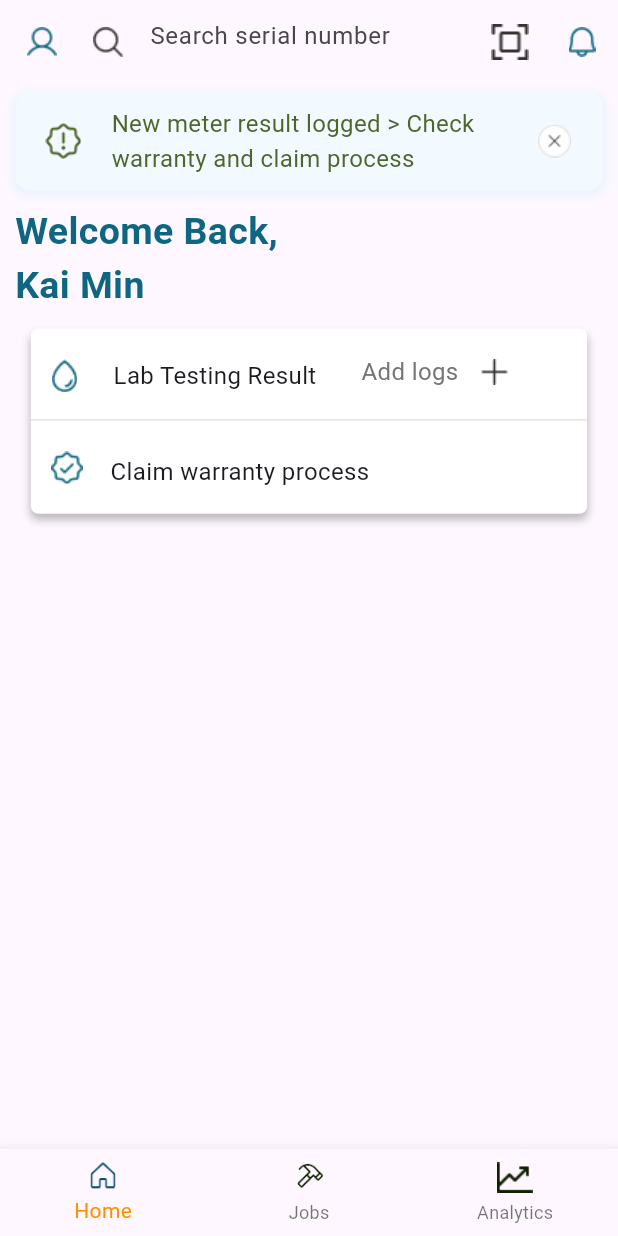
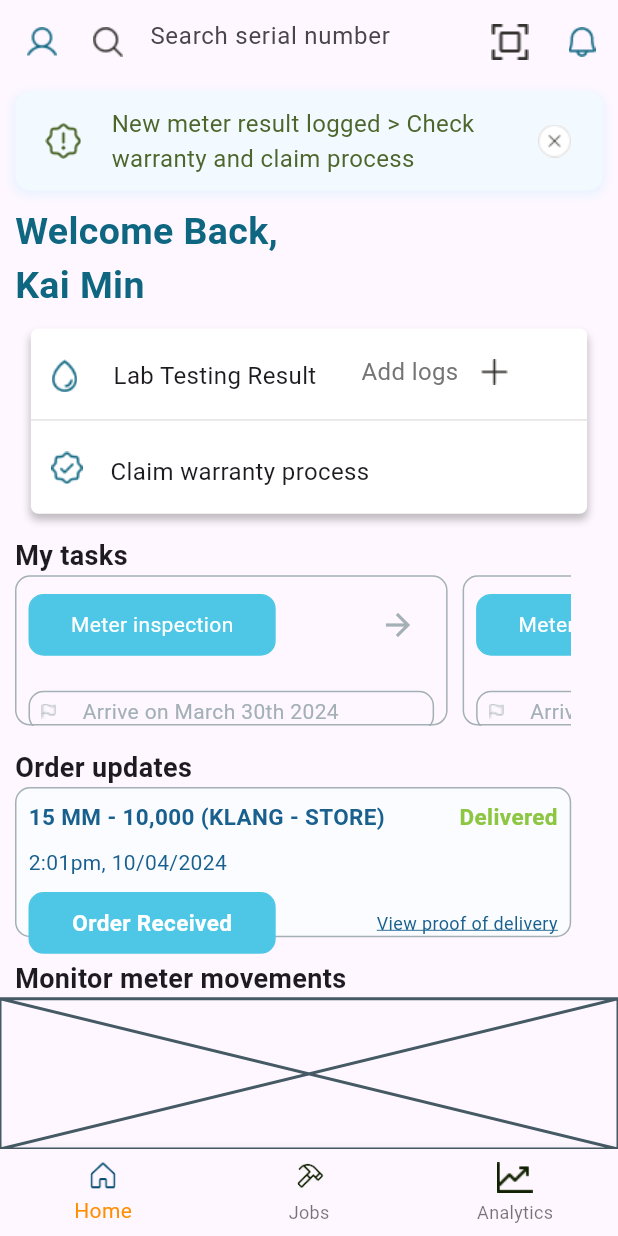
Before and after one commit to YeoYiXin/Air_Force_Intelligent_Meter_App, a Flutter app: the screen it shows after launch, after a tap on "Manager", on a phone screen of 412 x 824 dp. Run offline on Flutter 3.47's test engine with Material 3 defaults, Android fonts, the phone set to English and light mode, and no system bars; our stand-ins replace firebase_core, fl_chart, gap, geolocator, google_fonts, image_picker and 4 more; accounts and stored records are empty; network calls fail.

Commit message:
updated on manager

```diff
--- /dev/null
+++ b/lib/src/pages/manager/homepage/meter_movement/meter_movement.dart
@@ -0,0 +1,15 @@
+import 'package:flutter/material.dart';
+
+class MeterMovement extends StatefulWidget {
+  const MeterMovement({super.key});
+
+  @override
+  State<MeterMovement> createState() => _MeterMovementState();
+}
+
+class _MeterMovementState extends State<MeterMovement> {
+  @override
+  Widget build(BuildContext context) {
+    return const Placeholder();
+  }
+}
--- /dev/null
+++ b/lib/src/pages/manager/homepage/order_updates/order_updates.dart
@@ -0,0 +1,101 @@
+import 'package:flutter/material.dart';
+import 'package:gap/gap.dart';
+import 'package:intelligent_meter_app/src/pages/manager/movement/place_order/placed_order.dart';
+
+class Order_Updates extends StatelessWidget {
+  const Order_Updates({super.key});
+
+  @override
+  Widget build(BuildContext context) {
+    return GestureDetector(
+        onTap: () {
+          Navigator.push(
+              context,
+              MaterialPageRoute(
+                  builder: (context) => PlacedOrder())); // change this later
+        },
+        child: Container(
+            width: MediaQuery.of(context).size.width * 0.9,
+            height: MediaQuery.of(context).size.height * 0.15,
+            margin: EdgeInsets.only(left: 10),
+            padding: EdgeInsets.all(8),
+            decoration: BoxDecoration(
+              border:
+                  Border.all(color: Color.fromRGBO(163, 176, 182, 1), width: 1),
+              borderRadius: BorderRadius.circular(10),
+              color: Color.fromRGBO(250, 252, 255, 1),
+            ),
+            child: Column(
+              mainAxisAlignment: MainAxisAlignment.start,
+              crossAxisAlignment: CrossAxisAlignment.start,
+              children: [
+                Row(
+                  mainAxisAlignment: MainAxisAlignment.spaceBetween,
+                  children: [
+                    Text(
+                      "15 MM - 10,000 (KLANG - STORE)",
+                      style: TextStyle(
+                          fontSize: 15,
+                          fontWeight: FontWeight.bold,
+                          color: Color.fromRGBO(25, 96, 142, 1)),
+                    ),
+                    Text(
+                      "Delivered",
+                      style: TextStyle(
+                          fontSize: 15,
+                          fontWeight: FontWeight.bold,
+                          color: Color.fromRGBO(141, 198, 65, 1)),
+                    )
+                  ],
+                ),
+                Gap(10),
+                Text(
+                  "2:01pm, 10/04/2024",
+                  style: TextStyle(
+                    fontSize: 14,
+                    color: Color.fromRGBO(25, 96, 142, 1),
+                  ),
+                ),
+                Gap(10),
+                Row(
+                  mainAxisAlignment: MainAxisAlignment.spaceBetween,
+                  children: [
+                    Container(
+                      width: MediaQuery.of(context).size.width * 0.4,
+                      height: MediaQuery.of(context).size.height * 0.05,
+                      decoration: BoxDecoration(
+                        color: Color.fromRGBO(77, 199, 229, 1),
+                        borderRadius: BorderRadius.circular(10),
+                        border: Border.all(
+                          color: Color.fromRGBO(77, 199, 229, 1),
+                        ),
+                      ),
+                      padding: EdgeInsets.all(5),
+                      child: Center(
+                        child: Text(
+                          "Order Received",
+                          style: TextStyle(
+                            color: Colors.white,
+                            fontSize: 15,
+                            fontWeight: FontWeight.bold,
+                          ),
+                        ),
+                      ),
+                    ),
+                    Align(
+                        alignment: Alignment.bottomRight,
+                        child: Text(
+                          "View proof of delivery",
+                          style: TextStyle(
+                            fontSize: 12,
+                            color: Color.fromRGBO(25, 96, 142, 1),
+                            decoration: TextDecoration.underline,
+                            decorationColor: Color.fromRGBO(25, 96, 142, 1),
+                          ),
+                        ))
+                  ],
+                ),
+              ],
+            )));
+  }
+}
--- /dev/null
+++ b/lib/src/pages/manager/homepage/tasks/dummy_data.dart
@@ -0,0 +1,8 @@
+class ManagerTask {
+  final String taskId;
+  final String taskName;
+  final String taskDate;
+
+  ManagerTask(
+      {required this.taskId, required this.taskName, required this.taskDate});
+}
--- a/lib/src/pages/manager/homepage/tasks/tasks_carousel.dart
+++ b/lib/src/pages/manager/homepage/tasks/tasks_carousel.dart
@@ -1,15 +1,113 @@
 import 'package:flutter/material.dart';
+import 'package:gap/gap.dart';
+import 'package:intelligent_meter_app/src/pages/manager/homepage/tasks/dummy_data.dart';
+import 'package:intelligent_meter_app/src/pages/manager/job/features/dummy_data.dart';
+import 'package:intelligent_meter_app/src/pages/manager/job/job_details.dart';
 
-class TasksListManager extends StatefulWidget {
-  const TasksListManager({super.key});
+class TasksListManager extends StatelessWidget {
+  final List<ManagerTask> tasks = [
+    ManagerTask(
+      taskId: 'AIS17BA0013XXX',
+      taskName: "Meter inspection",
+      taskDate: "March 30th 2024",
+    ),
+    ManagerTask(
+      taskId: 'AIS17BA0013XXX',
+      taskName: "Meter inspection",
+      taskDate: "March 30th 2024",
+    ),
+    ManagerTask(
+      taskId: 'AIS17BA0013XXX',
+      taskName: "Meter inspection",
+      taskDate: "March 30th 2024",
+    ),
+  ];
 
   @override
-  State<TasksListManager> createState() => _TasksListManagerState();
-}
-
-class _TasksListManagerState extends State<TasksListManager> {
-  @override
   Widget build(BuildContext context) {
-    return const Placeholder();
+    return Container(
+        width: MediaQuery.of(context).size.width * 0.9,
+        height: MediaQuery.of(context).size.height * 0.15,
+        margin: EdgeInsets.only(left: 10),
+        child: ListView.builder(
+          itemCount: tasks.length,
+          scrollDirection: Axis.horizontal,
+          itemBuilder: (context, index) {
+            final task = tasks[index];
+            return Container(
+                width: MediaQuery.of(context).size.width * 0.7,
+                padding: EdgeInsets.all(8),
+                margin: EdgeInsets.only(right: 10),
+                decoration: BoxDecoration(
+                  border: Border.all(
+                    color: Color.fromRGBO(163, 176, 182, 1),
+                    width: 1,
+                  ),
+                  borderRadius: BorderRadius.circular(10),
+                ),
+                child: Column(
+                  children: [
+                    Row(
+                      mainAxisAlignment: MainAxisAlignment.spaceBetween,
+                      children: [
+                        Container(
+                          width: MediaQuery.of(context).size.width * 0.4,
+                          height: MediaQuery.of(context).size.height * 0.05,
+                          decoration: BoxDecoration(
+                            color: Color.fromRGBO(77, 199, 229, 1),
+                            borderRadius: BorderRadius.circular(10),
+                            border: Border.all(
+                              color: Color.fromRGBO(77, 199, 229, 1),
+                            ),
+                          ),
+                          child: Center(
+                            child: Text(
+                              task.taskName,
+                              style: TextStyle(
+                                color: Colors.white,
+                              ),
+                            ),
+                          ),
+                        ),
+                        IconButton(
+                          icon: Icon(Icons.arrow_forward,
+                              color: Color.fromRGBO(163, 176, 182, 1)),
+                          onPressed: () {
+                            // Perform action here
+                            Navigator.push(
+                                context,
+                                MaterialPageRoute(
+                                    builder: (context) => Details()));
+                          },
+                        ),
+                      ],
+                    ),
+                    Gap(20),
+                    Container(
+                        width: MediaQuery.of(context).size.width * 0.7,
+                        decoration: BoxDecoration(
+                            border: Border.all(
+                              color: const Color.fromRGBO(163, 176, 182, 1),
+                              width: 1,
+                            ),
+                            borderRadius: BorderRadius.circular(10)),
+                        child: Row(
+                          children: [
+                            Image.asset("assets/icons/Flag.png",
+                                width: 25, height: 25),
+                            Gap(10),
+                            Text(
+                              "Arrive on " + task.taskDate,
+                              style: TextStyle(
+                                fontSize: 14,
+                                color: Color.fromRGBO(163, 176, 182, 1),
+                              ),
+                            ),
+                          ],
+                        ))
+                  ],
+                ));
+          },
+        ));
   }
 }
--- a/lib/src/pages/manager/manager.dart
+++ b/lib/src/pages/manager/manager.dart
@@ -1,6 +1,9 @@
 import 'package:flutter/material.dart';
 import 'package:gap/gap.dart';
 import 'package:intelligent_meter_app/src/pages/manager/homepage/add/result.dart';
+import 'package:intelligent_meter_app/src/pages/manager/homepage/meter_movement/meter_movement.dart';
+import 'package:intelligent_meter_app/src/pages/manager/homepage/order_updates/order_updates.dart';
+import 'package:intelligent_meter_app/src/pages/manager/homepage/tasks/tasks_carousel.dart';
 import 'package:intelligent_meter_app/src/pages/manager/navigation/bottom_nav.dart';
 import 'package:intelligent_meter_app/src/pages/manager/profile/manager_profile.dart';
 import 'package:intelligent_meter_app/src/pages/manager/homepage/notification/notification.dart';
@@ -91,18 +94,40 @@ class _ManagerState extends State<Manager> {
                     style: TextStyle(
                       fontSize: 25,
                       fontWeight: FontWeight.bold,
-                    color: Color.fromRGBO(14,102,129,1),
+                      color: Color.fromRGBO(14, 102, 129, 1),
                     ),
                     textAlign: TextAlign.start,
                   ),
                 ),
                 Gap(10),
                 Result(),
-              Gap(10),
-
+                Gap(15),
+                Padding(
+                    padding: EdgeInsets.only(left: 10, right: 10),
+                    child: Text("My tasks",
+                        style: TextStyle(
+                            fontSize: 18, fontWeight: FontWeight.bold))),
+                Flexible(
+                  child: TasksListManager(),
+                ),
+                Gap(15),
+                Padding(
+                    padding: EdgeInsets.only(left: 10, right: 10),
+                    child: Text("Order updates",
+                        style: TextStyle(
+                            fontSize: 18, fontWeight: FontWeight.bold))),
+                Flexible(
+                  child: Order_Updates(),
+                ),
+                Gap(15),
+                Padding(
+                    padding: EdgeInsets.only(left: 10, right: 10),
+                    child: Text("Monitor meter movements",
+                        style: TextStyle(
+                            fontSize: 18, fontWeight: FontWeight.bold))),
+                Flexible(child: MeterMovement(),)
               ],
-          )
-        ),
+            )),
         bottomNavigationBar: BottomNav(),
       ),
     );
```
Also changed, not shown: lib/src/pages/manager/movement/place_order/dummy_data.dart (added, +9 -0 lines), lib/src/pages/manager/movement/place_order/placed_order.dart (added, +315 -0 lines), assets/icons/Notice_black.png (added). Lines whose indentation alone changed are shown as unchanged.
